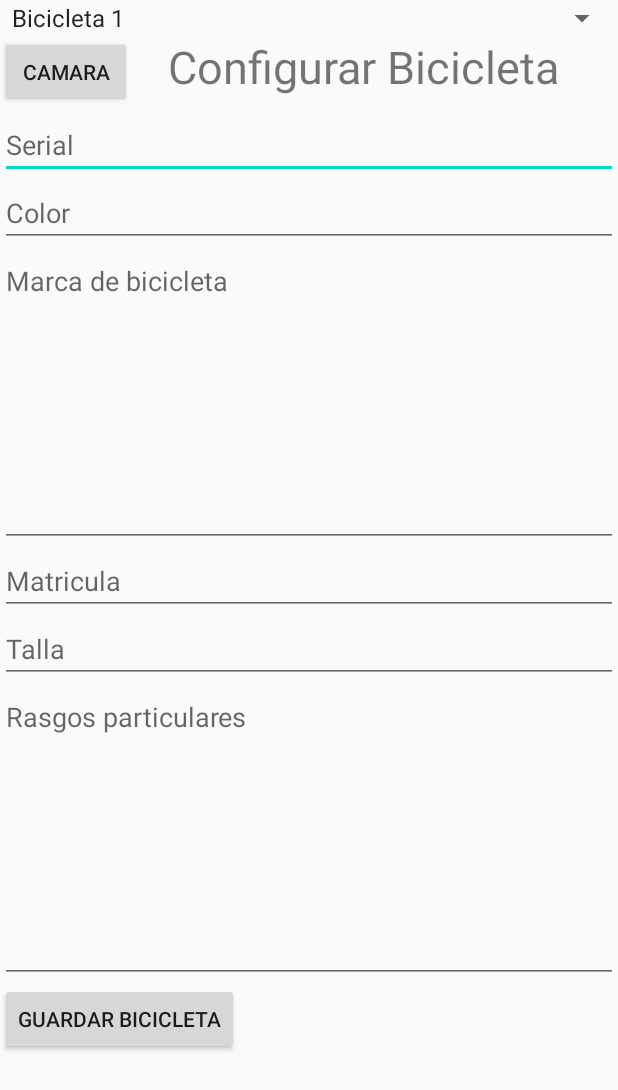
After one commit to estebancasas9817/SecureBike, an Android app: the ConfiguracionBicicleta screen opened directly, with no data from a screen before it, on a phone screen of 412 x 824 dp. The commit adds this screen. Shown: the top 1090 px of the screen. Run offline under Robolectric (Android 15) with nearby library versions, the phone set to English and light mode, and no system bars.

Commit message:
primer commit pedro 2 - 6

```diff
--- a/app/src/main/AndroidManifest.xml
+++ b/app/src/main/AndroidManifest.xml
@@ -9,7 +9,8 @@
         android:roundIcon="@mipmap/ic_launcher_round"
         android:supportsRtl="true"
         android:theme="@style/AppTheme">
-        <activity android:name=".AgregarBicicleta"></activity>
+        <activity android:name=".ConfiguracionBicicleta"></activity>
+        <activity android:name=".AgregarBicicleta" />
         <activity android:name=".Contactos" />
         <activity android:name=".Configuracion" />
         <activity android:name=".Home" />
--- /dev/null
+++ b/app/src/main/java/com/company/securebike/ConfiguracionBicicleta.java
@@ -0,0 +1,35 @@
+package com.company.securebike;
+
+import androidx.appcompat.app.AppCompatActivity;
+
+import android.app.Dialog;
+import android.content.Intent;
+import android.graphics.Color;
+import android.graphics.drawable.ColorDrawable;
+import android.os.Bundle;
+import android.text.Editable;
+import android.text.TextWatcher;
+import android.view.View;
+import android.widget.AdapterView;
+import android.widget.ArrayAdapter;
+import android.widget.EditText;
+import android.widget.ListView;
+import android.widget.Spinner;
+import android.widget.TextView;
+import android.widget.Toast;
+
+import java.util.ArrayList;
+
+public class ConfiguracionBicicleta extends AppCompatActivity {
+
+    Spinner seleccionarText;
+    ArrayList<String> arrayList;
+    Dialog dialog;
+
+    @Override
+    protected void onCreate(Bundle savedInstanceState)
+    {
+        super.onCreate(savedInstanceState);
+        setContentView(R.layout.activity_configuracion_bicicleta);
+    }
+}
--- a/app/src/main/java/com/company/securebike/Home.java
+++ b/app/src/main/java/com/company/securebike/Home.java
@@ -43,4 +43,12 @@ public class Home extends AppCompatActivity {
         intent.putExtra("home", "Hola_5");
         startActivity(intent);
     }
+
+    public void configurarBicicleta(View v)
+    {
+        Toast.makeText(v.getContext(), "Pasando a configurar bicicleta", Toast.LENGTH_LONG).show();
+        Intent intent = new Intent(v.getContext(), ConfiguracionBicicleta.class);
+        intent.putExtra("home", "Hola_6");
+        startActivity(intent);
+    }
 }
--- a/app/src/main/res/layout/activity_configuracion.xml
+++ b/app/src/main/res/layout/activity_configuracion.xml
@@ -140,13 +140,6 @@
                 app:drawableRightCompat="@drawable/ic_house"
                 android:drawableRight="@drawable/ic_house" />
 
-            <Spinner
-                android:id="@+id/Contactos"
-                android:layout_width="280dp"
-                android:layout_height="wrap_content"
-                android:entries="@array/Bicicletas"
-                />
-
             <Button
                 android:background="#55c57a"
                 android:layout_height="wrap_content"
--- /dev/null
+++ b/app/src/main/res/layout/activity_configuracion_bicicleta.xml
@@ -0,0 +1,107 @@
+<?xml version="1.0" encoding="utf-8"?>
+<RelativeLayout
+    xmlns:android="http://schemas.android.com/apk/res/android"
+    xmlns:app="http://schemas.android.com/apk/res-auto"
+    xmlns:tools="http://schemas.android.com/tools"
+    android:layout_width="match_parent"
+    android:layout_height="match_parent"
+    tools:context=".ConfiguracionBicicleta">
+
+    <Spinner
+        android:id="@+id/Bicicletas"
+        android:layout_width="match_parent"
+        android:layout_height="wrap_content"
+        android:entries="@array/Bicicletas"
+        />
+
+    <Button
+        android:id="@+id/botonCamara"
+        android:layout_width="wrap_content"
+        android:layout_height="wrap_content"
+        android:text="Camara"
+
+        android:layout_below="@id/Bicicletas"
+        android:layout_alignLeft="@id/Bicicletas"
+        />
+
+    <TextView
+        android:id="@+id/configurarBicicletaLetrero"
+        android:layout_width="300dp"
+        android:layout_height="50dp"
+        android:textSize="30dp"
+        android:text="Configurar Bicicleta"
+        android:layout_below="@id/Bicicletas"
+        android:layout_alignRight="@id/Bicicletas"
+        />
+
+    <EditText
+        android:id="@+id/Serial"
+        android:layout_width="match_parent"
+        android:layout_height="wrap_content"
+        android:ems="10"
+        android:inputType="textPersonName"
+        android:hint="Serial"
+        android:layout_below="@id/configurarBicicletaLetrero"
+        />
+
+    <EditText
+        android:id="@+id/Color"
+        android:layout_width="match_parent"
+        android:layout_height="wrap_content"
+        android:ems="10"
+        android:inputType="textPersonName"
+        android:hint="Color"
+        android:layout_below="@id/Serial"
+        />
+
+    <EditText
+        android:id="@+id/Marca"
+        android:layout_width="match_parent"
+        android:layout_height="200dp"
+        android:ems="10"
+        android:gravity="start|top"
+        android:hint="Marca de bicicleta"
+        android:inputType="textMultiLine"
+        android:layout_below="@id/Color"
+        />
+
+    <EditText
+        android:id="@+id/Matricula"
+        android:layout_width="match_parent"
+        android:layout_height="wrap_content"
+        android:ems="10"
+        android:inputType="textPersonName"
+        android:hint="Matricula"
+        android:layout_below="@id/Marca"
+        />
+
+    <EditText
+        android:id="@+id/Talla"
+        android:layout_width="match_parent"
+        android:layout_height="wrap_content"
+        android:ems="10"
+        android:inputType="textPersonName"
+        android:hint="Talla"
+        android:layout_below="@id/Matricula"
+        />
+
+    <EditText
+        android:id="@+id/RasgosParticulares"
+        android:layout_width="match_parent"
+        android:layout_height="200dp"
+        android:ems="10"
+        android:gravity="start|top"
+        android:inputType="textMultiLine"
+        android:hint="Rasgos particulares"
+        android:layout_below="@id/Talla"
+        />
+
+    <Button
+        android:id="@+id/botonGuardarBicicleta"
+        android:layout_width="wrap_content"
+        android:layout_height="wrap_content"
+        android:text="Guardar bicicleta"
+        android:layout_below="@id/RasgosParticulares"
+        />
+
+</RelativeLayout>
--- a/app/src/main/res/layout/activity_home.xml
+++ b/app/src/main/res/layout/activity_home.xml
@@ -106,6 +106,21 @@
         android:onClick="contactos"
         />
 
+    <Button
+        android:id="@+id/b4"
+        android:layout_width="wrap_content"
+        android:layout_height="wrap_content"
+        android:text="@string/b4"
+
+        app:layout_constraintBottom_toBottomOf="parent"
+        app:layout_constraintEnd_toEndOf="parent"
+        app:layout_constraintHorizontal_bias="0.50"
+        app:layout_constraintStart_toStartOf="parent"
+        app:layout_constraintTop_toTopOf="parent"
+        app:layout_constraintVertical_bias="0.970"
+        android:onClick="configurarBicicleta"
+        />
+
     <TextView
         android:id="@+id/textView"
         android:layout_width="wrap_content"
--- a/app/src/main/res/values/strings.xml
+++ b/app/src/main/res/values/strings.xml
@@ -15,6 +15,7 @@
     <string name="b1">Configuración</string>
     <string name="b2">Home</string>
     <string name="b3">Contactos</string>
+    <string name="b4">Configurar Bicicletas</string>
 
     <string-array name="contactos">
         <item>Alejandra Sandoval</item>
```
